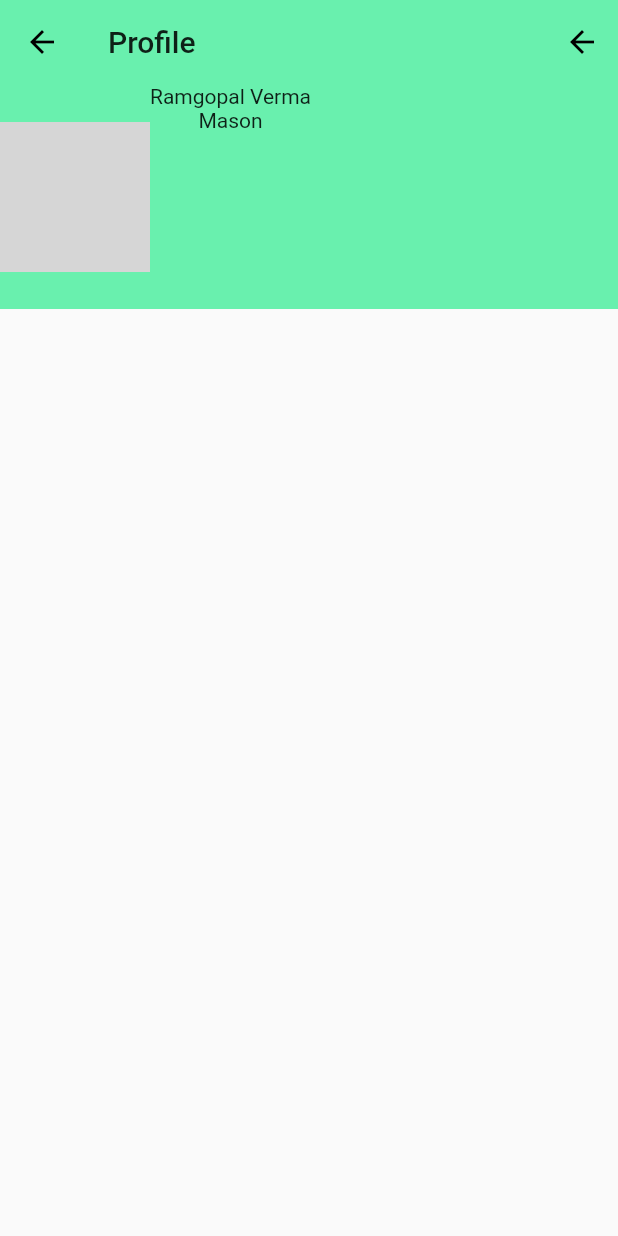
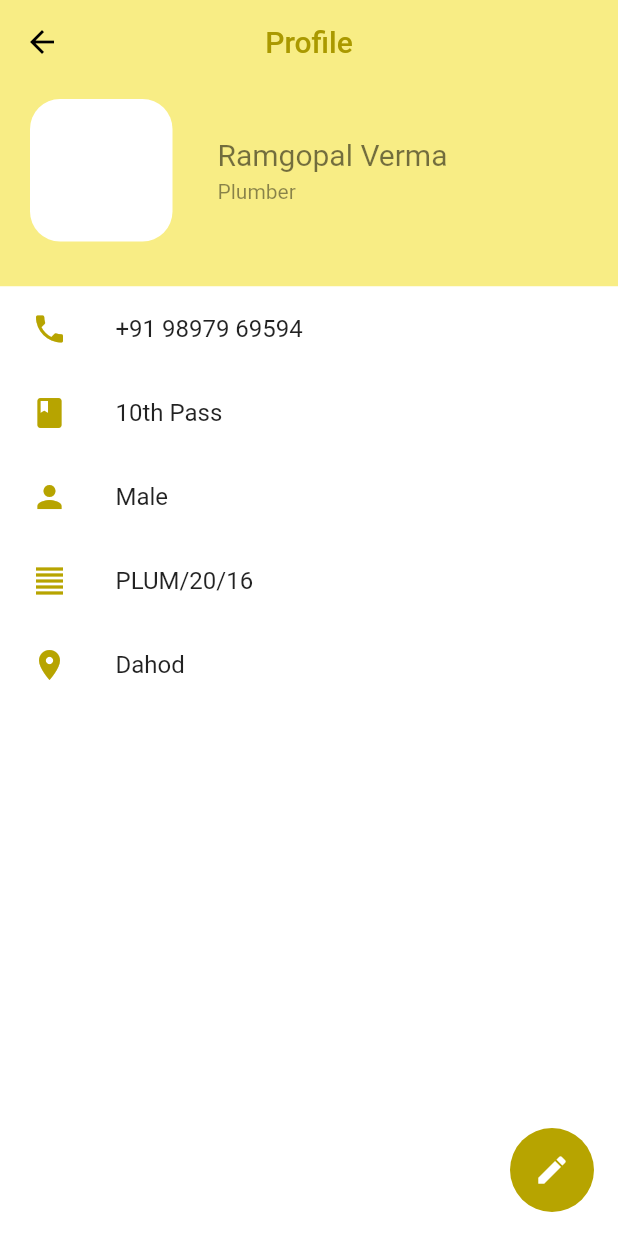
Before and after one commit to ronak197/GVT-Dahod, a Flutter app: the screen it shows after launch, in the side drawer, after a tap on "Profile", on a phone screen of 412 x 824 dp. Run offline on Flutter 3.47's test engine with Material 2 defaults, Android fonts, the phone set to English and light mode, and no system bars; our stand-ins replace carousel_slider; grey boxes are pictures that could not be loaded.

Commit message:
Final Profile Page

```diff
--- a/lib/profilepage.dart
+++ b/lib/profilepage.dart
@@ -4,52 +4,86 @@ class ProfilePage extends StatelessWidget {
   @override
   Widget build(BuildContext context) {
     return Scaffold(
+      backgroundColor: Colors.white,
       appBar: AppBar(
-        backgroundColor: Colors.greenAccent,
+        backgroundColor: Color(0xffF8ED85),
+        title: Text("Profile", style: TextStyle(color: Color(0xffAA9900)),),
         elevation: 0.0,
-        actions: <Widget>[
-          IconButton(
-            icon: Icon(Icons.arrow_back),
+        centerTitle: true,
+      ),
+      floatingActionButton: FloatingActionButton(
         onPressed: () {},
+        backgroundColor: Color(0xffB7A400),
+        elevation: 0.0,
+        child: Icon(Icons.edit),
+        foregroundColor: Colors.white,
       ),
-        ],
-        title: Text('Profile'),
-      ),
-      body: ListView(
+      body: Column(
         children: <Widget>[
-          Column( //Main Column
-            children: <Widget>[
-              Container( // Green area
-                color: Colors.greenAccent,
-                constraints: BoxConstraints(
-                  maxHeight: 150.0
-                ),
+          Container(
+            color: Color(0xffF8ED85),
+            padding: EdgeInsets.only(left: 20.0, bottom: 30.0, top: 10.0),
             child: Row(
               mainAxisAlignment: MainAxisAlignment.start,
+
               children: <Widget>[
                 Container(
-                      width: 100.0,
-                      height: 100.0,
+                  height: 95.0,
+                  width: 95.0,
+                  margin: EdgeInsets.only(right: 20.0),
                   decoration: BoxDecoration(
-                        borderRadius: BorderRadius.all(Radius.circular(8.0)),
-                        color: Colors.greenAccent,
+                    borderRadius: BorderRadius.circular(20.0),
+                    color: Colors.white,
                   ),
-                      child: Image.asset('assets/passportphoto.png',height: 100.0, width: 100.0)
                 ),
-
-                    Column(
-                      mainAxisAlignment: MainAxisAlignment.start,
+                Container(
+                  padding: EdgeInsets.only(left: 10.0),
+                  child: Column(
+                    crossAxisAlignment: CrossAxisAlignment.start,
                     children: <Widget>[
-                        Text("Ramgopal Verma"),
-                        Text('Mason')
-                      ],
-                    )
-
+                      Container(
+                        child: Text("Ramgopal Verma", style: TextStyle(fontSize: 20.0, color: Colors.black54),),
+                      ),
+                      Container(
+                        padding: EdgeInsets.only(top:5.0),
+                        child: Text("Plumber", style: TextStyle(color: Colors.black45), textAlign: TextAlign.left,),
+                      ),
                     ],
                   ),
                 ),
               ],
-          )
+            ),
+          ),
+          Container(
+            padding: EdgeInsets.only(left: 5.0),
+            decoration: BoxDecoration(
+              color: Colors.white,
+            ),
+            child: Column(
+              children: <Widget>[
+                ListTile(
+                  leading: Icon(Icons.phone, color: Color(0xffB7A400),),
+                  title: Text("+91 98979 69594"),
+                ),
+                ListTile(
+                  leading: Icon(Icons.book, color: Color(0xffB7A400),),
+                  title: Text("10th Pass"),
+                ),
+                ListTile(
+                  leading: Icon(Icons.person, color: Color(0xffB7A400),),
+                  title: Text("Male"),
+                ),
+                ListTile(
+                  leading: Icon(Icons.format_align_justify, color: Color(0xffB7A400),),
+                  title: Text("PLUM/20/16"),
+                ),
+                ListTile(
+                  leading: Icon(Icons.location_on, color: Color(0xffB7A400),),
+                  title: Text("Dahod"),
+                ),
+              ],
+            ),
+          ),
         ],
       ),
     );
```
Lines whose indentation alone changed are shown as unchanged.
